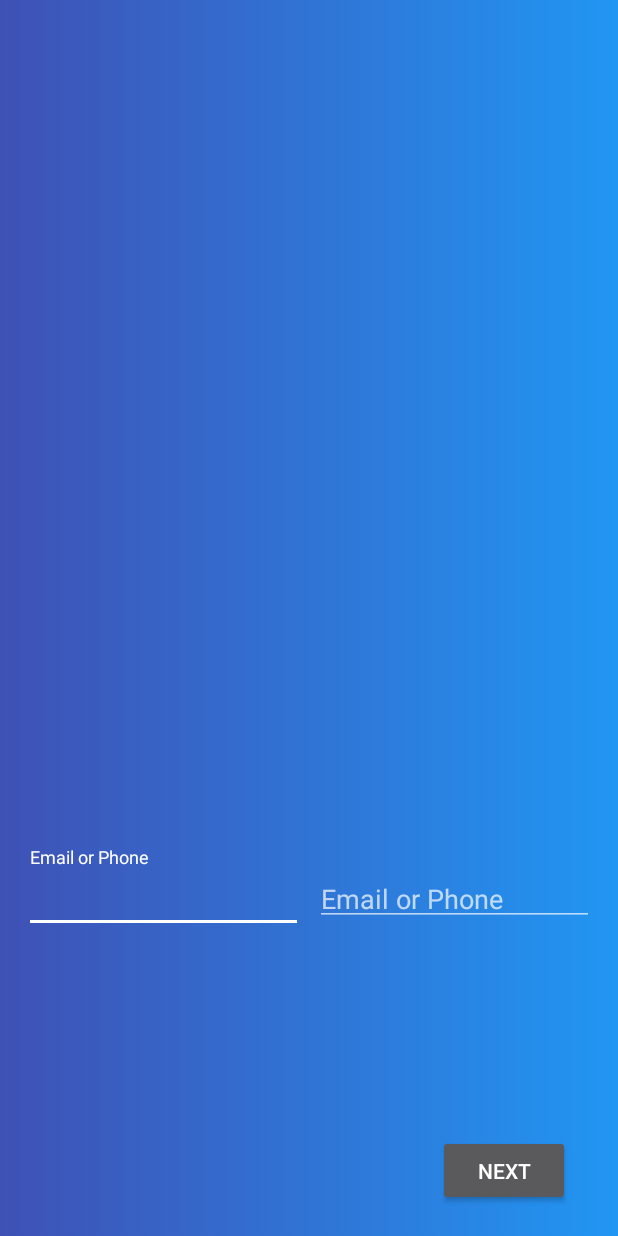
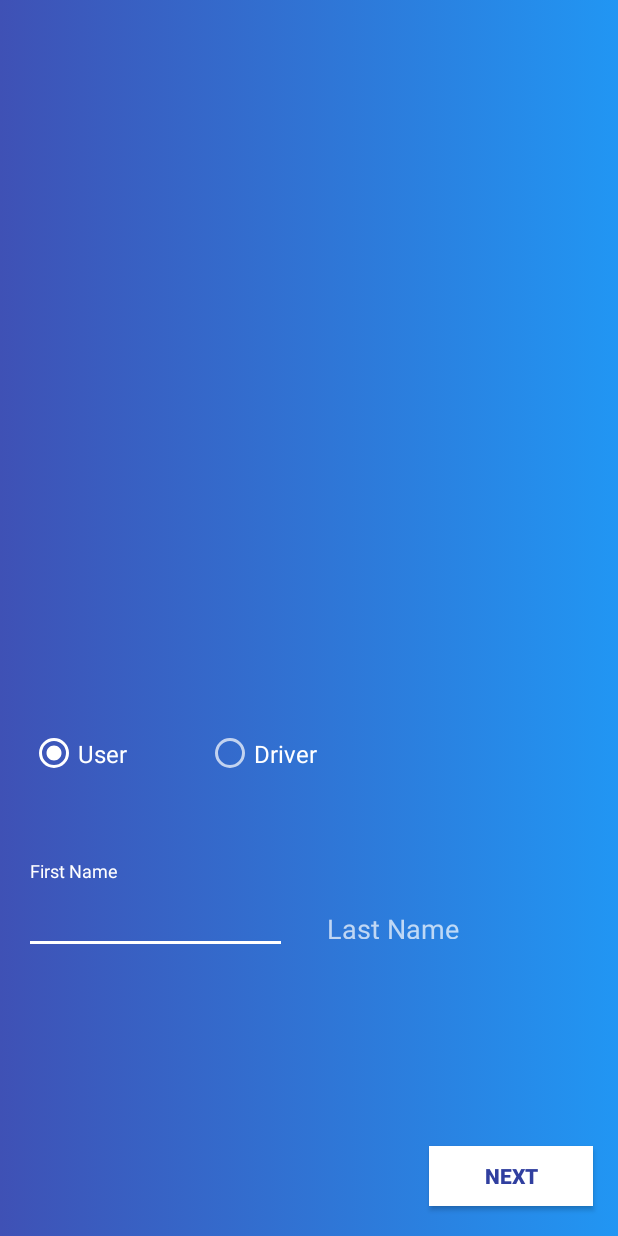
Before and after one commit to maheshj01/Project-Uber-Auto, an Android app: the NameActivity screen opened directly, with no data from a screen before it, on a phone screen of 412 x 824 dp. Run offline under Robolectric (Android 15) with nearby library versions, the phone set to English and light mode, and no system bars; our stand-ins replace Volley; network calls fail; 2 statements that could not run were skipped.

```diff
--- a/app/src/main/java/com/project/uberauto/NameActivity.java
+++ b/app/src/main/java/com/project/uberauto/NameActivity.java
@@ -6,6 +6,8 @@ import android.os.Bundle;
 import android.view.View;
 import android.widget.Button;
 import android.widget.EditText;
+import android.widget.RadioButton;
+import android.widget.RadioGroup;
 import android.widget.Toast;
 
 import com.android.volley.Request;
@@ -21,22 +23,35 @@ import org.json.JSONObject;
 public class NameActivity extends AppCompatActivity {
     private String url= "https://onkarbangale44.000webhostapp.com/Reg.php";
     private Button next;
-    EditText first,last;
-    private String phone;
+    EditText first,last;  // first and last name
+    private String phone; //phone number
+    private RadioGroup rgroup;
+    String currentUser;  // user / driver
     @Override
     protected void onCreate(Bundle savedInstanceState) {
         super.onCreate(savedInstanceState);
+
         setContentView(R.layout.activity_name);
         next = findViewById(R.id.next);
         first = findViewById(R.id.firstname);
         last = findViewById(R.id.lastname);
-        Intent intent = getIntent();
-        phone = intent.getStringExtra("number");
+        Bundle bundle =getIntent().getExtras();
+        phone = bundle.getString("number");
+        rgroup = findViewById(R.id.rgroup);
+        currentUser = "user";
         StringRequest request;
+        rgroup.setOnCheckedChangeListener(new RadioGroup.OnCheckedChangeListener() {
+            @Override
+            public void onCheckedChanged(RadioGroup group, int checkedId) {
+                RadioButton checked = findViewById(checkedId);
+                Toast.makeText(NameActivity.this, checked.getText().toString(), Toast.LENGTH_SHORT).show();
+            }
+        });
         next.setOnClickListener(new View.OnClickListener() {
             @Override
             public void onClick(View v) {
                 if(!first.getText().toString().isEmpty()&&!last.getText().toString().isEmpty()) {
+                    Toast.makeText(NameActivity.this, "lOGIN Success for "+phone, Toast.LENGTH_SHORT).show();
                     Intent start = new Intent(NameActivity.this, PostLogin.class);
                     startActivity(start);
                 }
--- a/app/src/main/java/com/project/uberauto/VerifyActivity.java
+++ b/app/src/main/java/com/project/uberauto/VerifyActivity.java
@@ -159,7 +159,9 @@ public class VerifyActivity extends AppCompatActivity {
                             Toast.makeText(VerifyActivity.this, "Verification Success", Toast.LENGTH_SHORT).show();
                             //if new user ask name else login
                             Intent view = new Intent(VerifyActivity.this,NameActivity.class);
-                            view.putExtra("number",phone.getText().toString());
+                            Bundle bundle = new Bundle();
+                            bundle.putString("number",phone.getText().toString());
+                            view.putExtras(bundle);
                             startActivity(view);
                             finish();
                         } else {
--- a/app/src/main/res/layout/activity_name.xml
+++ b/app/src/main/res/layout/activity_name.xml
@@ -7,25 +7,57 @@
     android:background="@drawable/animation_list"
     tools:context=".NameActivity">
 
+    <RadioGroup
+        android:id="@+id/rgroup"
+        android:layout_width="372dp"
+        android:layout_height="43dp"
+        android:layout_marginStart="8dp"
+        android:layout_marginTop="8dp"
+        android:layout_marginEnd="8dp"
+        android:layout_marginBottom="8dp"
+        android:orientation="horizontal"
+        app:layout_constraintBottom_toTopOf="@+id/last"
+        app:layout_constraintEnd_toEndOf="parent"
+        app:layout_constraintStart_toStartOf="parent"
+        app:layout_constraintTop_toTopOf="parent"
+        app:layout_constraintVertical_bias="0.918">
+
+        <RadioButton
+            android:id="@+id/ruser"
+            android:layout_width="117dp"
+            android:layout_height="match_parent"
+            android:checked="true"
+            android:text="User"
+            android:textSize="16dp" />
+
+        <RadioButton
+            android:id="@+id/rdriver"
+            android:layout_width="167dp"
+            android:layout_height="match_parent"
+            android:text="Driver"
+            android:textSize="16dp" />
+
+    </RadioGroup>
+
     <LinearLayout
         android:id="@+id/last"
         android:layout_width="match_parent"
-        android:layout_height="57dp"
-        android:layout_marginBottom="8dp"
-        android:layout_marginEnd="8dp"
+        android:layout_height="62dp"
         android:layout_marginStart="8dp"
         android:layout_marginTop="8dp"
+        android:layout_marginEnd="8dp"
+        android:layout_marginBottom="8dp"
         android:orientation="horizontal"
         app:layout_constraintBottom_toBottomOf="parent"
         app:layout_constraintEnd_toEndOf="parent"
-        app:layout_constraintHorizontal_bias="1.0"
+        app:layout_constraintHorizontal_bias="0.0"
         app:layout_constraintStart_toStartOf="parent"
         app:layout_constraintTop_toTopOf="parent"
-        app:layout_constraintVertical_bias="0.742">
+        app:layout_constraintVertical_bias="0.759">
 
         <android.support.design.widget.TextInputLayout
             android:id="@+id/first"
-            android:layout_width="283dp"
+            android:layout_width="291dp"
             android:layout_height="match_parent"
             android:layout_marginStart="8dp"
             android:layout_weight="2"
@@ -34,10 +66,9 @@
 
             <android.support.design.widget.TextInputEditText
                 android:id="@+id/firstname"
-                android:layout_width="match_parent"
+                android:layout_width="175dp"
                 android:layout_height="match_parent"
-                android:hint="Email or Phone"
-                android:inputType="textEmailAddress"
+                android:hint="First Name"
                 android:textColor="#fff" />
         </android.support.design.widget.TextInputLayout>
 
@@ -45,36 +76,37 @@
             android:id="@+id/name"
             android:layout_width="283dp"
             android:layout_height="44dp"
-            android:layout_marginBottom="16dp"
-            android:layout_marginEnd="8dp"
             android:layout_marginStart="8dp"
             android:layout_marginTop="8dp"
+            android:layout_marginEnd="8dp"
+            android:layout_marginBottom="16dp"
             android:layout_weight="2">
 
             <android.support.design.widget.TextInputEditText
                 android:id="@+id/lastname"
                 android:layout_width="match_parent"
-                android:layout_height="match_parent"
-                android:hint="Email or Phone"
-                android:inputType="textEmailAddress"
+                android:layout_height="56dp"
+                android:hint="Last Name"
                 android:textColor="#fff" />
-
         </android.support.design.widget.TextInputLayout>
 
     </LinearLayout>
 
     <Button
         android:id="@+id/next"
-        android:layout_width="wrap_content"
-        android:layout_height="47dp"
-        android:layout_marginBottom="8dp"
-        android:layout_marginEnd="8dp"
+        android:layout_width="109dp"
+        android:layout_height="40dp"
         android:layout_marginStart="8dp"
         android:layout_marginTop="8dp"
+        android:layout_marginEnd="8dp"
+        android:layout_marginBottom="8dp"
+        android:background="#fff"
         android:text="Next"
+        android:textColor="@color/colorPrimaryDark"
+        android:textStyle="bold"
         app:layout_constraintBottom_toBottomOf="parent"
         app:layout_constraintEnd_toEndOf="parent"
-        app:layout_constraintHorizontal_bias="0.921"
+        app:layout_constraintHorizontal_bias="0.969"
         app:layout_constraintStart_toStartOf="parent"
         app:layout_constraintTop_toTopOf="parent"
         app:layout_constraintVertical_bias="0.984" />
--- a/build.gradle
+++ b/build.gradle
@@ -11,7 +11,7 @@ buildscript {
     }
 
     dependencies {
-        classpath 'com.android.tools.build:gradle:3.1.4'
+        classpath 'com.android.tools.build:gradle:3.2.0'
         classpath 'com.google.gms:google-services:4.0.0'
 
         // NOTE: Do not place your application dependencies here; they belong
```
Also changed, not shown: gradle/wrapper/gradle-wrapper.properties.
